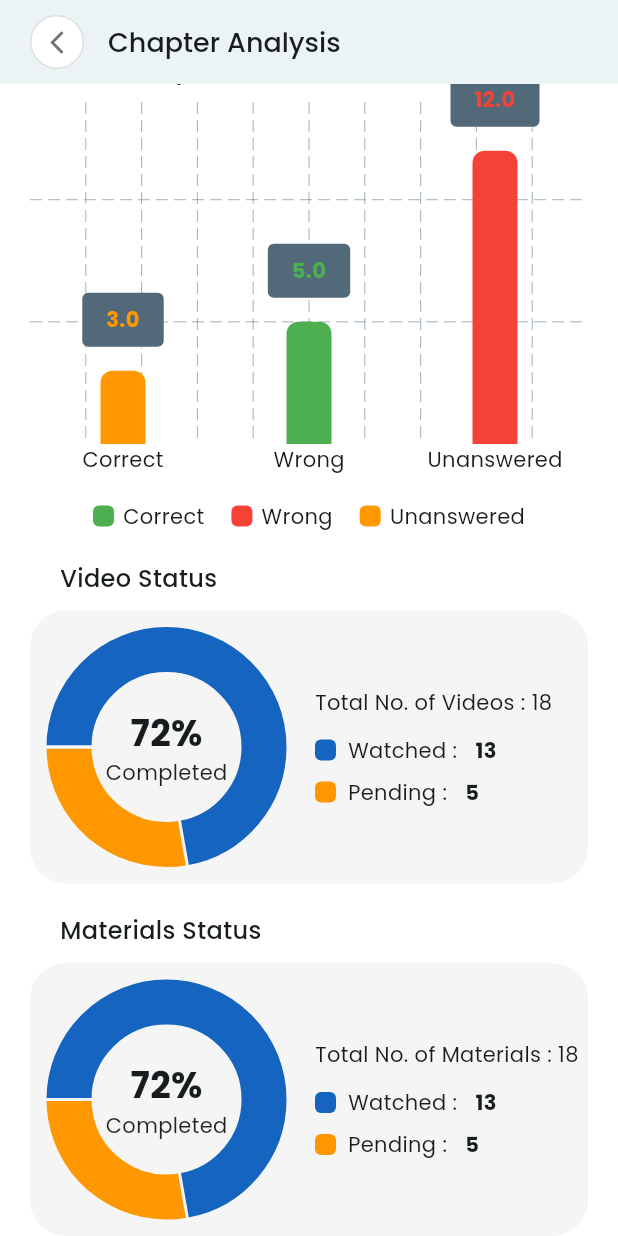
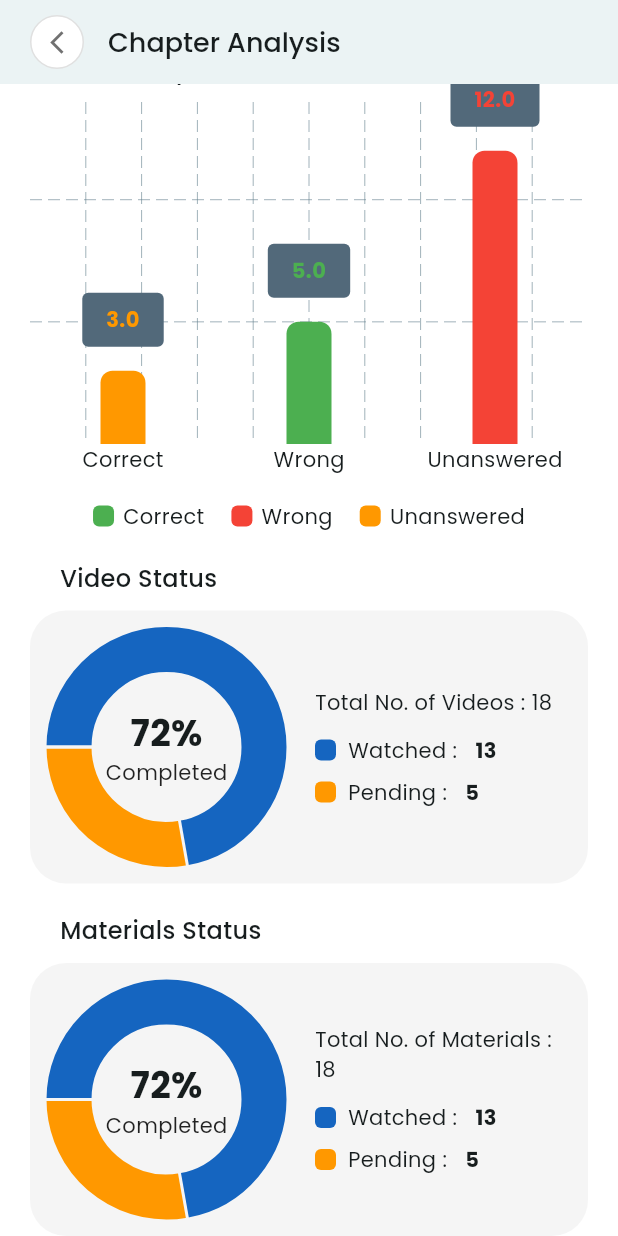
Before and after one commit to donymashup/Etutor, a Flutter app: the ChapterAnalysisScreen screen opened directly, scrolled down 394 dp, on a phone screen of 412 x 824 dp. Run offline on Flutter 3.47's test engine with Material 3 defaults, Android fonts, the phone set to English and light mode, and no system bars; drawn by our look-alikes of fl_chart; our stand-ins replace better_player, dotted_border, lottie, percent_indicator, pinput; missing offline and left inert: custom_timer, flutter_tex, iconify_flutter, syncfusion_flutter_pdfviewer.

Commit message:
chapter analysis nd quiz instruction screen  modifications

```diff
--- a/lib/features/chapter_analysis/screens/chapter_analysis_screen.dart
+++ b/lib/features/chapter_analysis/screens/chapter_analysis_screen.dart
@@ -55,7 +55,7 @@ class ChapterAnalysisScreen extends StatelessWidget {
               VideoStatusChart(),
               SizedBox(height: 20),
               MaterialsStatusChart(),
-
+               SizedBox(height: 40),
             ],
           ),
         ),
--- a/lib/features/chapter_analysis/widgets/materials_status_chart.dart
+++ b/lib/features/chapter_analysis/widgets/materials_status_chart.dart
@@ -82,7 +82,8 @@ class MaterialsStatusChart extends StatelessWidget {
               const SizedBox(width: 24),
 
               // Right-side Text
-              Column(
+              Expanded(
+                child: Column(
                   crossAxisAlignment: CrossAxisAlignment.start,
                   children: [
                     Text(
@@ -94,6 +95,7 @@ class MaterialsStatusChart extends StatelessWidget {
                     const SizedBox(height: 8),
                     _statusRow(Colors.orange, 'Pending', pending),
                   ],
+                ),
               )
             ],
           ),
@@ -119,9 +121,11 @@ class MaterialsStatusChart extends StatelessWidget {
           style: const TextStyle(fontSize: 14),
         ),
         const SizedBox(width: 12),
-        Text(
+        Flexible(
+          child: Text(
             "$count",
             style: const TextStyle(fontSize: 14, fontWeight: FontWeight.bold),
+          ),
         ),
       ],
     );
--- a/lib/features/chapter_analysis/widgets/video_status_chart.dart
+++ b/lib/features/chapter_analysis/widgets/video_status_chart.dart
@@ -82,7 +82,8 @@ class VideoStatusChart extends StatelessWidget {
               const SizedBox(width: 24),
 
               // Right-side Text
-              Column(
+              Expanded(
+                child: Column(
                   crossAxisAlignment: CrossAxisAlignment.start,
                   children: [
                     Text(
@@ -94,6 +95,7 @@ class VideoStatusChart extends StatelessWidget {
                     const SizedBox(height: 8),
                     _statusRow(Colors.orange, 'Pending', pending),
                   ],
+                ),
               )
             ],
           ),
@@ -119,9 +121,11 @@ class VideoStatusChart extends StatelessWidget {
           style: const TextStyle(fontSize: 14),
         ),
         const SizedBox(width: 12),
-        Text(
+        Flexible(
+          child: Text(
             "$count",
             style: const TextStyle(fontSize: 14, fontWeight: FontWeight.bold),
+          ),
         ),
       ],
     );
--- a/lib/features/home/screen/home_screen.dart
+++ b/lib/features/home/screen/home_screen.dart
@@ -240,7 +240,7 @@ class _HomePageState extends State<HomePage> {
                              Container(
                                 width: 40,
                                 height: 40,
-                                margin: const EdgeInsets.only(right: 12),
+                               // margin: const EdgeInsets.only(right: 12),
                                 decoration: BoxDecoration(
                                   shape: BoxShape.circle,
                                   color: Colors.white,
--- a/lib/features/payment/screen/checkout_screen.dart
+++ b/lib/features/payment/screen/checkout_screen.dart
@@ -2,6 +2,7 @@ import 'package:etutor/common/constants/app_constants.dart';
 import 'package:etutor/common/widgets/back_button.dart';
 import 'package:etutor/common/widgets/custom_button.dart';
 import 'package:etutor/features/payment/screen/payment_method.dart';
+import 'package:etutor/features/payment/screen/payment_succesfull.dart';
 import 'package:etutor/features/payment/screen/voucher_screen.dart';
 import 'package:flutter/material.dart';
 
@@ -365,7 +366,9 @@ class CheckoutScreen extends StatelessWidget {
                     child: Padding(
                       padding: const EdgeInsets.only(left: 10.0,right:  10.0,top:  10.0,bottom: 20),
                       child: CustomButton(
-                          onpressed: () {},
+                          onpressed: () {
+                          Navigator.push(context,MaterialPageRoute(builder:(context) => PaymentSuccesfull() ));
+                          },
                           text: "Pay  ₹10000",
                           buttoncolor: AppColor.greyButton,
                           textColor: AppColor.whiteColor),
--- a/lib/features/payment/screen/payment_method.dart
+++ b/lib/features/payment/screen/payment_method.dart
@@ -190,7 +190,11 @@ class _PaymentMethodState extends State<PaymentMethod> {
                     padding: const EdgeInsets.only(
                         left: 10.0, right: 10.0, top: 10.0, bottom: 20),
                     child: CustomButton(
-                        onpressed: () {},
+                        onpressed: _selectedOption == null
+                        ? () {}
+                        : () {
+                            Navigator.pop(context);
+                          },
                         text: "Confirm",
                         buttoncolor: _selectedOption == null ?AppColor.greyButton : AppColor.primaryColor,
                         textColor: AppColor.whiteColor),
--- a/lib/features/quiz/screens/quiz_instruction_screen.dart
+++ b/lib/features/quiz/screens/quiz_instruction_screen.dart
@@ -78,7 +78,8 @@ class QuizInstructionPage extends StatelessWidget {
                         child: Icon(Icons.help_outline, color: Colors.white),
                       ),
                       const SizedBox(width: 12),
-                      Column(
+                      Expanded(
+                        child: Column(
                           crossAxisAlignment: CrossAxisAlignment.start,
                           children: const [
                             Text(
@@ -96,6 +97,7 @@ class QuizInstructionPage extends StatelessWidget {
                               ),
                             ),
                           ],
+                        ),
                       ),
                     ],
                   ),
--- a/lib/main.dart
+++ b/lib/main.dart
@@ -82,7 +82,6 @@ class MyApp extends StatelessWidget {
       // home: OngoingLiveScreen(),
       //  home: CourseDetailsScreen(),
       // home: HomePage(),
-
       // home: GkVedios(),
       //  home:  PdfViewer(),
       //  home: VideoPlayerScreen(),
```
Also changed, not shown: lib/features/payment/screen/payment_succesfull.dart (+18 -1 lines), lib/features/auth/screen/otp_screen.dart (line endings or trailing spaces), 5 other files. Lines whose indentation alone changed are shown as unchanged.
